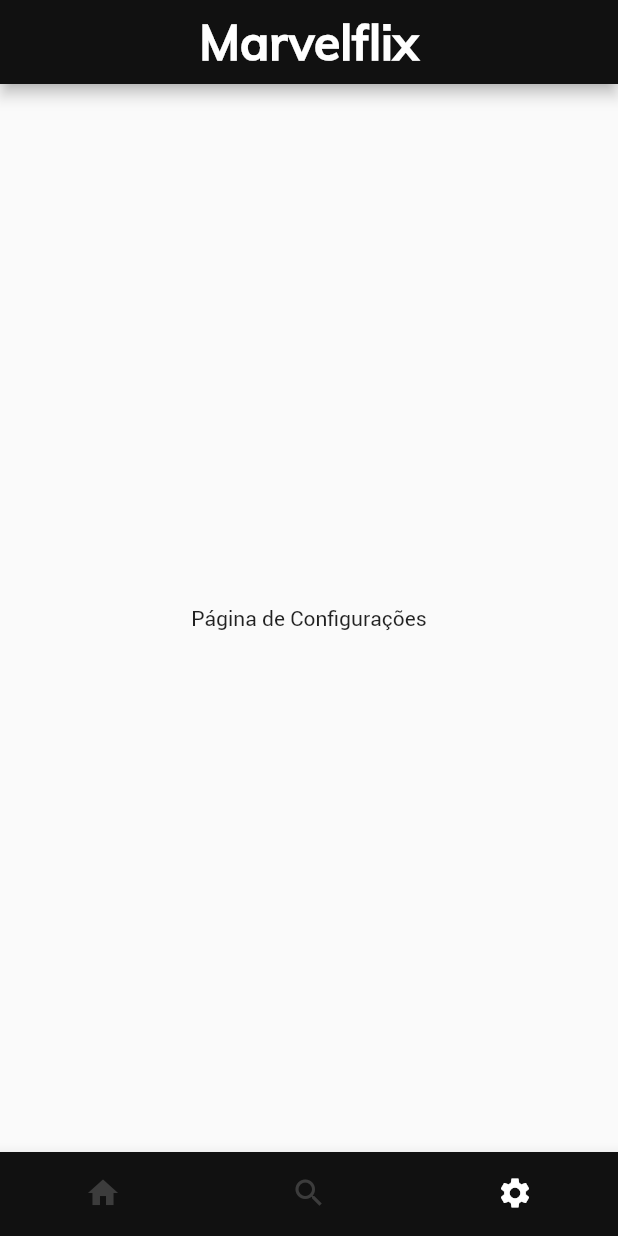
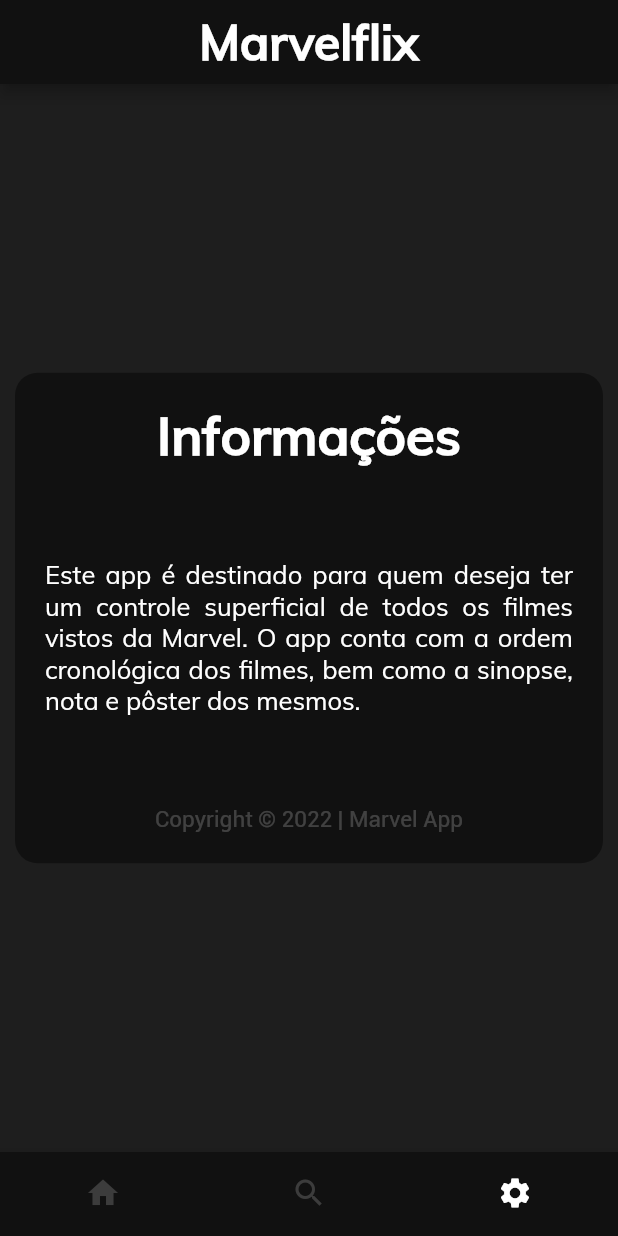
Before and after one commit to brunodeev/marvel_app, a Flutter app: the screen it shows after launch, item 3 of the bottom bar chosen, on a phone screen of 412 x 824 dp. Run offline on Flutter 3.47's test engine with Material 2 defaults, Android fonts, the phone set to English and light mode, and no system bars; missing offline and left inert: icon_decoration.

Commit message:
Projeto Finalizado

```diff
--- a/lib/pages/settings_page.dart
+++ b/lib/pages/settings_page.dart
@@ -1,3 +1,5 @@
+// ignore_for_file: prefer_const_constructors, prefer_const_literals_to_create_immutables
+
 import 'package:flutter/material.dart';
 
 class SettingsPage extends StatelessWidget {
@@ -5,9 +7,66 @@
 
   @override
   Widget build(BuildContext context) {
-    return const Scaffold(
-      body: Center(
-        child: Text('Página de Configurações'),
+    return Scaffold(
+      backgroundColor: Colors.black.withOpacity(0.88),
+      body: Padding(
+        padding: const EdgeInsets.all(10),
+        child: Column(
+          mainAxisAlignment: MainAxisAlignment.center,
+          children: [
+            Center(
+              child: Expanded(
+                child: Container(
+                  decoration: BoxDecoration(
+                      color: Color.fromARGB(255, 17, 17, 17),
+                      borderRadius: BorderRadius.circular(15)),
+                  child: Column(
+                    mainAxisAlignment: MainAxisAlignment.center,
+                    children: [
+                      Column(
+                        children: [
+                          Padding(
+                            padding: const EdgeInsets.only(top: 20),
+                            child: Text(
+                              'Informações',
+                              style: TextStyle(
+                                color: Colors.white,
+                                fontSize: 35,
+                                fontFamily: 'Muli',
+                                fontWeight: FontWeight.w800,
+                              ),
+                            ),
+                          ),
+                          Padding(
+                            padding: const EdgeInsets.symmetric(
+                                horizontal: 20, vertical: 60),
+                            child: Text(
+                              'Este app é destinado para quem deseja ter um controle superficial de todos os filmes vistos da Marvel. O app conta com a ordem cronológica dos filmes, bem como a sinopse, nota e pôster dos mesmos.',
+                              textAlign: TextAlign.justify,
+                              style: TextStyle(
+                                  color: Colors.white,
+                                  fontSize: 17,
+                                  fontFamily: 'Muli'),
+                            ),
+                          ),
+                          Padding(
+                            padding: const EdgeInsets.only(bottom: 20),
+                            child: Text(
+                              'Copyright © 2022 | Marvel App',
+                              style: TextStyle(
+                                  color: Colors.white.withOpacity(0.2),
+                                  fontSize: 15),
+                            ),
+                          ),
+                        ],
+                      ),
+                    ],
+                  ),
+                ),
+              ),
+            ),
+          ],
+        ),
       ),
     );
   }
--- a/pubspec.yaml
+++ b/pubspec.yaml
@@ -15,7 +15,7 @@
 # In iOS, build-name is used as CFBundleShortVersionString while build-number used as CFBundleVersion.
 # Read more about iOS versioning at
 # https://developer.apple.com/library/archive/documentation/General/Reference/InfoPlistKeyReference/Articles/CoreFoundationKeys.html
-version: 1.0.0+1
+version: 1.0.0+2
 
 environment:
   sdk: ">=2.17.6 <3.0.0"
```
Also changed, not shown: 1 other file.
